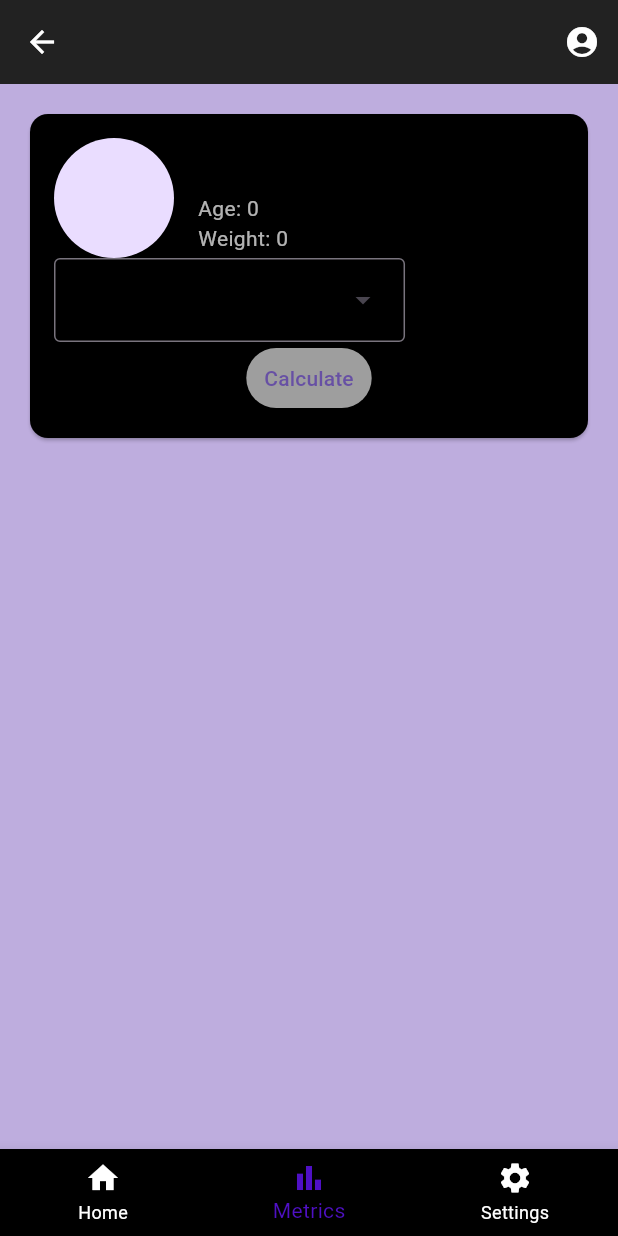
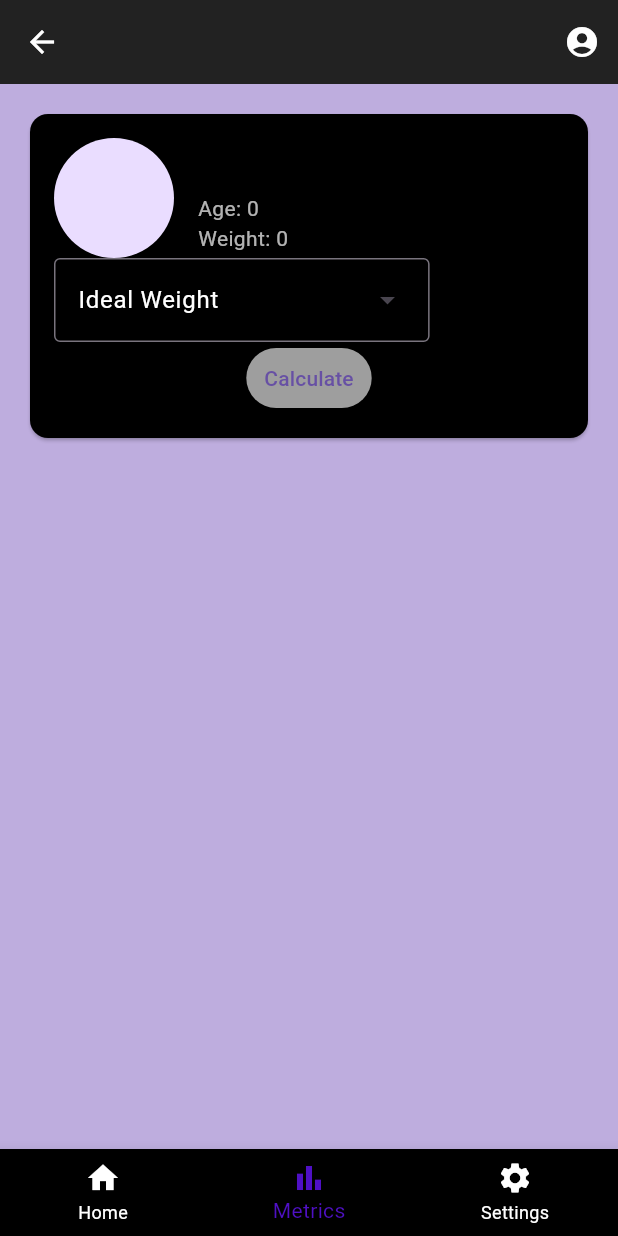
Before and after one commit to SuperMouse101/catlogger, a Flutter app: the MyMetricPage screen opened directly with empty values, on a phone screen of 412 x 824 dp. Run offline on Flutter 3.47's test engine with Material 3 defaults, Android fonts, the phone set to English and light mode, and no system bars; our stand-ins replace cloud_firestore, firebase_auth, firebase_core, go_router; accounts and stored records are empty; generated files the repository leaves out were written again.

Commit message:
finished calculator

```diff
--- a/lib/metric.dart
+++ b/lib/metric.dart
@@ -1,4 +1,6 @@
 /* Cat Logger Metric Page.*/
+import 'dart:collection';
+
 import 'package:catlogger/cat.dart';
 import 'package:catlogger/cat_settings.dart';
 import 'package:flutter/material.dart';
@@ -7,6 +9,29 @@ import 'dart:math';
 import 'home.dart';
 import 'user_settings.dart';
 
+typedef WeightEntry = DropdownMenuEntry<Weightlabel>;
+
+enum Weightlabel {
+  severlyUnderweight("Severly Underweight"),
+  veryThin("Very Thin"),
+  thin("Thin"),
+  slightlyUnderweight("Slightly Underweight"),
+  ideal("Ideal Weight"),
+  slightlyOverweight("Slightly Overweight"),
+  remarkedlyOverweight("Remarkedly Overweight"),
+  obese("Obese"),
+  clinicallyObese("Clinically Obese");
+
+  const Weightlabel(this.label);
+  final String label;
+
+  static final List<WeightEntry> entries = UnmodifiableListView<WeightEntry>(
+    values.map<WeightEntry>((Weightlabel value) => DropdownMenuEntry<Weightlabel>(
+      value: value,
+      label: value.label,
+    )),
+  );
+}
 class MyMetricPage extends StatefulWidget {
   const MyMetricPage({super.key, required this.curr});
 
@@ -18,20 +43,8 @@ class MyMetricPage extends StatefulWidget {
 
 class _MyMetricPageState extends State<MyMetricPage> {
   Map<String, dynamic> curr = {};
-  int? type;
-  double? rer;
-
-  List<DropdownMenuEntry<dynamic>> entries = [
-    const DropdownMenuEntry(value: 'Severly Underweight', label: 'Severly Underweight'),
-    const DropdownMenuEntry(value: 'Very Thin', label: 'Very Thin'),
-    const DropdownMenuEntry(value: 'Thin', label: 'Thin'),
-    const DropdownMenuEntry(value: 'Slightly Underweight', label: 'Slightly Underweight'),
-    const DropdownMenuEntry(value: 'Ideal Weigth', label: 'Ideal Weigth'),
-    const DropdownMenuEntry(value: 'Slightly Overweight', label: 'Slightly Overweight'),
-    const DropdownMenuEntry(value: 'Markedly Overweight', label: 'Markedly Overweight'),
-    const DropdownMenuEntry(value: 'Obese', label: 'Obese'),
-    const DropdownMenuEntry(value: 'Clinically Obese', label: 'Clinically Obese'),
-  ];
+  double factor = 1;
+  double? mer;
 
   @override
   void initState() {
@@ -60,6 +73,35 @@ class _MyMetricPageState extends State<MyMetricPage> {
       );
     }
   }
+
+double getWeightIndex(Weightlabel label) {
+  if(curr["age"] == 0) {
+    return 2.4;
+  }
+  else if(curr["age"] > 14) {
+    return 1;
+  }
+  switch (label) {
+    case Weightlabel.severlyUnderweight:
+      return 1.7;
+    case Weightlabel.veryThin:
+      return 1.6;
+    case Weightlabel.thin:
+      return 1.5;
+    case Weightlabel.slightlyUnderweight:
+      return 1.4;
+    case Weightlabel.ideal:
+      return 1;
+    case Weightlabel.slightlyOverweight:
+      return 0.9;
+    case Weightlabel.remarkedlyOverweight:
+      return 0.8;
+    case Weightlabel.obese:
+      return 0.8;
+    case Weightlabel.clinicallyObese:
+      return 0.8;
+  }
+}
 
   @override
   Widget build(BuildContext context) {
@@ -128,11 +170,17 @@ class _MyMetricPageState extends State<MyMetricPage> {
                     ),
                   ]
                 ),
-                DropdownMenu(
-                  dropdownMenuEntries: entries,
-                  //initialSelection: 4,
+                DropdownMenu<Weightlabel>(
+                  dropdownMenuEntries: Weightlabel.entries,
+                  initialSelection: Weightlabel.ideal,
                   textStyle: TextStyle(color: Colors.white),
-                  onSelected: (value) => type,
+                  onSelected: (Weightlabel ?value) => {
+                    setState(() {
+                      if(value != null) {
+                        factor = getWeightIndex(value);
+                      }
+                    })
+                  },
                 ),
                 Row(
                   children: [
@@ -140,7 +188,7 @@ class _MyMetricPageState extends State<MyMetricPage> {
                     TextButton(
                       onPressed: () {
                         setState(() {
-                          rer = 70 * pow(curr['weight'], 0.75).toDouble();
+                          mer = (70 * pow(curr['weight'], 0.75).toDouble()) * factor;
                         });
                       },
                       style: ButtonStyle(backgroundColor: WidgetStatePropertyAll<Color>(Colors.grey)),
@@ -149,9 +197,9 @@ class _MyMetricPageState extends State<MyMetricPage> {
                     Spacer()
                   ]
                 ),
-                if(rer != null)
+                if(mer != null)
                   Text(
-                    'RER/First half of calculation: $rer',
+                    '${mer?.toStringAsFixed(3)} calories per day',
                     style: TextStyle(color: Colors.white)
                   )
               ]
```
